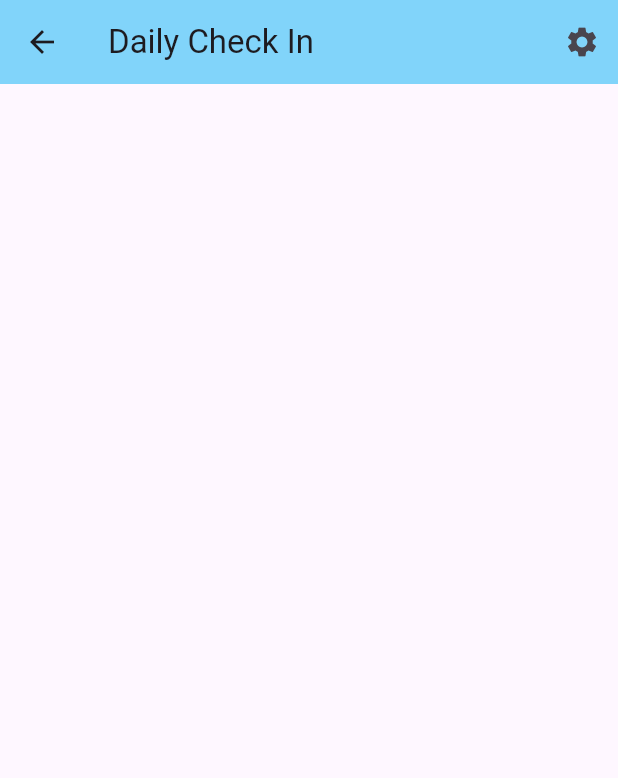
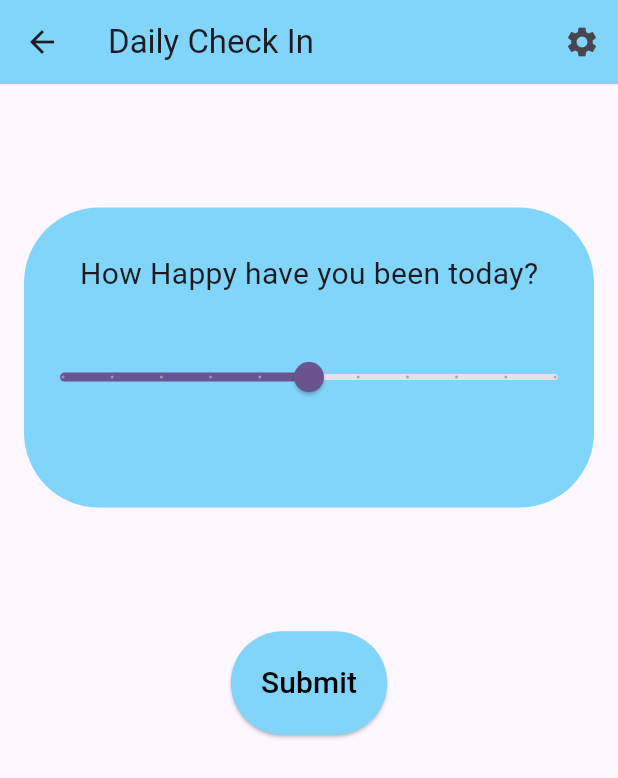
Before and after one commit to Jdare2001/Flutter-Major-Project-MoodTracker, a Flutter app: the DailyCheckInScreen screen opened by its route, on a phone screen of 412 x 824 dp. Shown: the top 778 px of the screen. Run offline on Flutter 3.47's test engine with Material 3 defaults, Android fonts, the phone set to English and light mode, and no system bars; our stand-ins replace curved_navigation_bar, percent_indicator, sizer.

Commit message:
Update dailyCheckInScreen.dart
added slider and submit button all front end at the moment

```diff
--- a/lib/Screens/dailyCheckInScreen.dart
+++ b/lib/Screens/dailyCheckInScreen.dart
@@ -1,5 +1,7 @@
+import 'package:flutter/cupertino.dart';
 import 'package:flutter/material.dart';
 import 'package:moodtracker/utilities/topAppBar.dart';
+import 'package:sizer/sizer.dart';
 
 class DailyCheckInScreen extends StatefulWidget {
   const DailyCheckInScreen({super.key});
@@ -9,10 +11,63 @@ class DailyCheckInScreen extends StatefulWidget {
 }
 
 class _DailyCheckInScreenState extends State<DailyCheckInScreen> {
+  var rating = 5.0;
   @override
   Widget build(BuildContext context) {
     return Scaffold(
       appBar: getTopAppBar('Daily Check In', context),
+      body: Center(
+        child: Column(
+          children: [
+            Container(
+              height: 10.h,
+            ),
+            Container(
+              width: 380,
+              height: 200,
+              decoration: BoxDecoration(
+                borderRadius: BorderRadius.circular(50),
+                color: Colors.lightBlue.shade200,
+              ),
+              child: Column(
+                children: [
+                  const SizedBox(height: 30),
+                  const Text(
+                    'How Happy have you been today?',
+                    style: TextStyle(fontSize: 20),
+                  ),
+                  const SizedBox(height: 30),
+                  Slider(
+                    value: rating,
+                    onChanged: (newRating) {
+                      setState(() => rating = newRating);
+                    },
+                    min: 0,
+                    max: 10,
+                    divisions: 10,
+                    label: rating.toString(),
+                  ),
+                ],
+              ),
+            ),
+            Container(
+              height: 10.h,
+            ),
+            ElevatedButton(
+              onPressed: () {
+                Navigator.pop(context);
+              },
+              style: ElevatedButton.styleFrom(
+                  backgroundColor: Colors.lightBlue.shade200,
+                  padding: const EdgeInsets.all(20)),
+              child: const Text(
+                "Submit",
+                style: TextStyle(color: Colors.black, fontSize: 20),
+              ),
+            )
+          ],
+        ),
+      ),
     );
   }
 }
```
